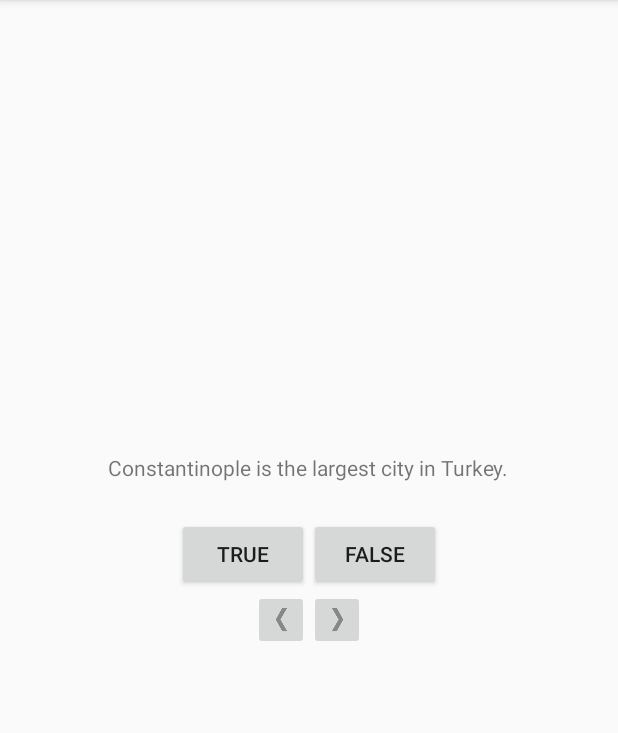
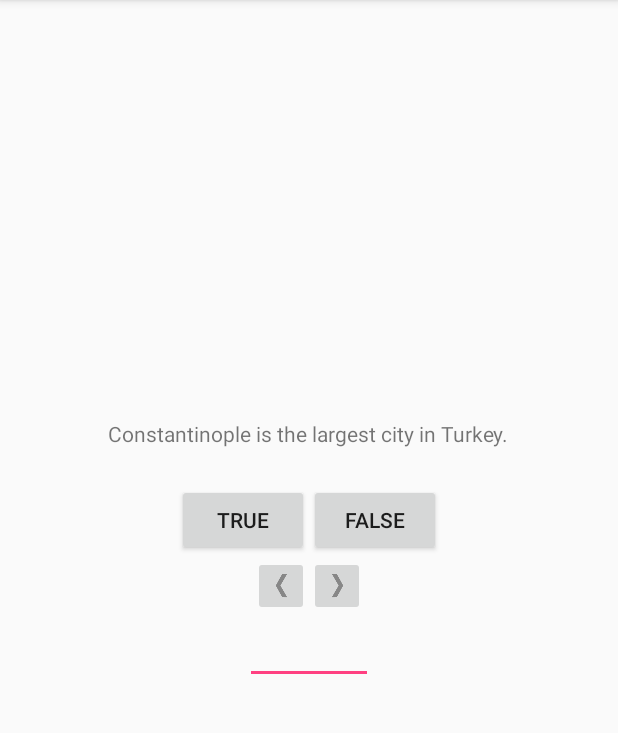
Before and after one commit to guillemc/android-bignerdranch-geoquiz, an Android app: the screen it shows after launch (QuizActivity), on a phone screen of 412 x 824 dp, the part 84-817 px from its top. Run offline under Robolectric (Android 15) with nearby library versions, the phone set to English and light mode, and no system bars.

```diff
--- a/app/src/main/java/com/bignerdranch/android/geoquiz/QuizActivity.java
+++ b/app/src/main/java/com/bignerdranch/android/geoquiz/QuizActivity.java
@@ -17,6 +17,7 @@ import android.widget.Toast;
 public class QuizActivity extends AppCompatActivity {
 
     private static final String TAG = "QuizActivity";
+    private static final String KEY_INDEX = "index";
 
     private Button mTrueButton;
     private Button mFalseButton;
@@ -127,9 +128,20 @@ public class QuizActivity extends AppCompatActivity {
             }
         });*/
 
+        if (savedInstanceState != null) {
+            mCurrentIndex = savedInstanceState.getInt(KEY_INDEX, 0);
+        }
 
         updateQuestion(0);
     }
+
+    @Override
+    public void onSaveInstanceState(Bundle savedInstanceState) {
+        super.onSaveInstanceState(savedInstanceState);
+        Log.d(TAG, "onSaveInstanceState(Bundle) called");
+        savedInstanceState.putInt(KEY_INDEX, mCurrentIndex);
+    }
+
 
     @Override
     public void onStart() {
--- a/app/src/main/res/layout-land/content_quiz.xml
+++ b/app/src/main/res/layout-land/content_quiz.xml
@@ -49,4 +49,11 @@
         android:src="@drawable/arrow_right"
         android:layout_gravity="bottom|right" />
 
+    <EditText
+        android:id="@+id/testtext"
+        android:layout_width="wrap_content"
+        android:layout_height="wrap_content"
+        android:ems="4"
+        android:layout_gravity="bottom|center"/>
+
 </FrameLayout>
--- a/app/src/main/res/layout/content_quiz.xml
+++ b/app/src/main/res/layout/content_quiz.xml
@@ -48,4 +48,11 @@
         android:src="@drawable/arrow_right" />
     </LinearLayout>
 
+    <EditText
+        android:id="@+id/testtext"
+        android:ems="4"
+        android:layout_width="wrap_content"
+        android:layout_height="wrap_content"/>
+
+
 </LinearLayout>
```
